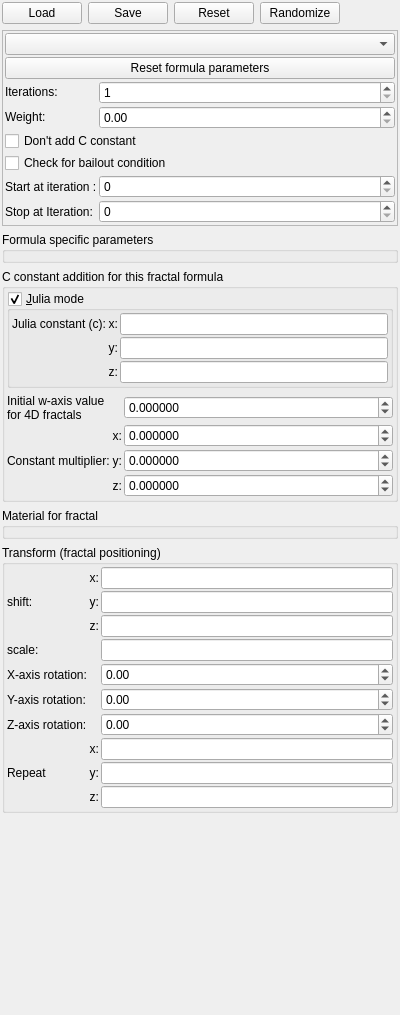
This is mandelbulber2/qt/tab_fractal.ui in buddhi1980/mandelbulber2 as Qt 5 draws it before an edit. The edited form follows.
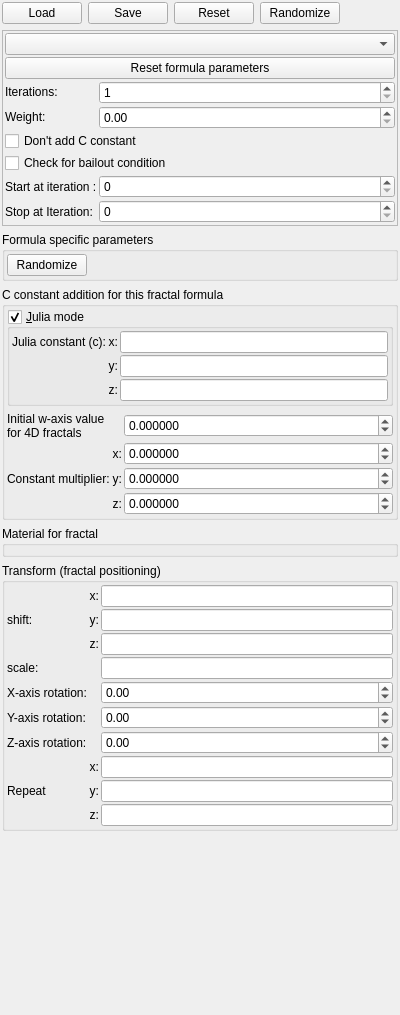
This is the edited form. Custom widgets are drawn as their Qt base class.

What changed in the file:
```diff
--- a/mandelbulber2/qt/tab_fractal.ui
+++ b/mandelbulber2/qt/tab_fractal.ui
@@ -50,7 +50,13 @@
       </widget>
      </item>
      <item>
-      <widget class="cButtonRandomSettingsFromWidget" name="pushButton_local_randomize">
+      <widget class="cButtonRandomSettingsFromWidget" name="pushButton_local_randomize_2">
+       <property name="sizePolicy">
+        <sizepolicy hsizetype="Maximum" vsizetype="Fixed">
+         <horstretch>0</horstretch>
+         <verstretch>0</verstretch>
+        </sizepolicy>
+       </property>
        <property name="text">
         <string>Randomize</string>
        </property>
@@ -309,6 +315,19 @@
       <property name="bottomMargin">
        <number>2</number>
       </property>
+      <item>
+       <widget class="cButtonRandomSettingsFromWidget" name="pushButton_local_randomize">
+        <property name="sizePolicy">
+         <sizepolicy hsizetype="Maximum" vsizetype="Fixed">
+          <horstretch>0</horstretch>
+          <verstretch>0</verstretch>
+         </sizepolicy>
+        </property>
+        <property name="text">
+         <string>Randomize</string>
+        </property>
+       </widget>
+      </item>
       <item>
        <layout class="QVBoxLayout" name="verticalLayout_fractal">
         <property name="spacing">
```
